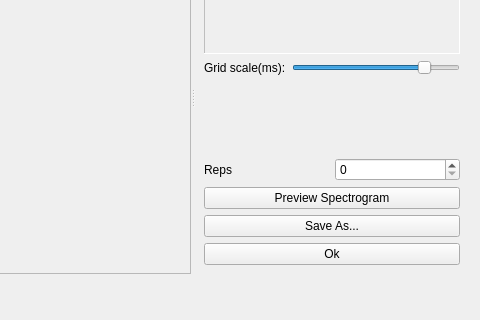
First picture: the form in spikeylab/gui/stim/stimulus_editor.ui, repository portfors-lab/sparkle, before the edit; both pictures show x 461 to 941 and y 92 to 412 of the 941 by 737 pixel window.
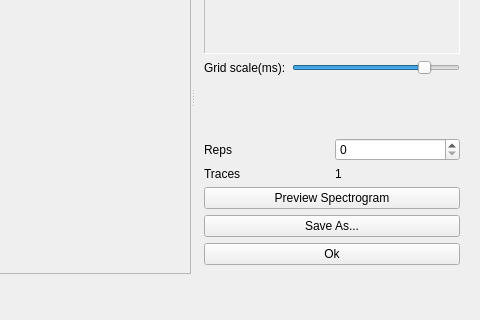
Second picture: the form after the edit. Custom widgets are drawn as their Qt base class.

Commit message: Added trace count to stim editor

Patch:
```diff
--- a/spikeylab/gui/stim/stimulus_editor.ui
+++ b/spikeylab/gui/stim/stimulus_editor.ui
@@ -199,6 +199,20 @@
            </property>
           </widget>
          </item>
+         <item row="1" column="0">
+          <widget class="QLabel" name="label_3">
+           <property name="text">
+            <string>Traces</string>
+           </property>
+          </widget>
+         </item>
+         <item row="1" column="1">
+          <widget class="QLabel" name="ntracesLbl">
+           <property name="text">
+            <string>1</string>
+           </property>
+          </widget>
+         </item>
         </layout>
        </item>
        <item>
```
Left out of the diff: 8 changed lines with no effect on the pictures. The commit also changes 4 other files.
